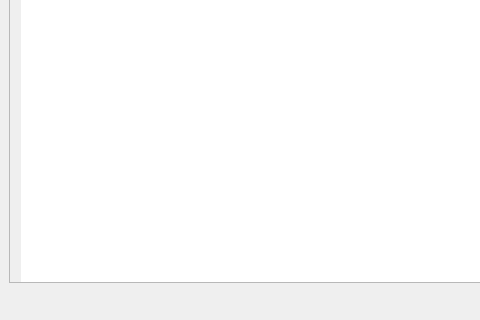
Before: the Qt Designer form MainWindow.ui in MichaelCook/QtProgress, drawn with Qt 5; both pictures show x 0 to 480 and y 523 to 843 of the 984 by 843 pixel window.
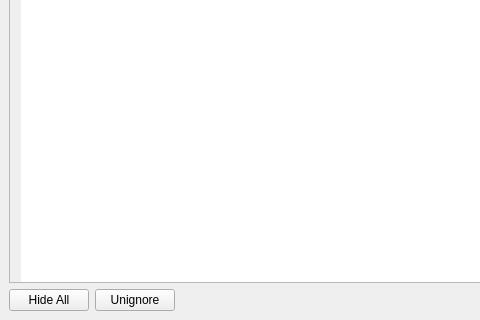
After: the same form once the commit is applied.

```diff
--- a/MainWindow.ui
+++ b/MainWindow.ui
@@ -235,6 +235,20 @@
       </item>
       <item>
        <layout class="QHBoxLayout" name="horizontalLayout">
+        <item>
+         <widget class="QPushButton" name="pushButton_hide">
+          <property name="text">
+           <string>Hide All</string>
+          </property>
+         </widget>
+        </item>
+        <item>
+         <widget class="QPushButton" name="pushButton_unignore">
+          <property name="text">
+           <string>Unignore</string>
+          </property>
+         </widget>
+        </item>
         <item>
          <spacer name="horizontalSpacer">
           <property name="orientation">
```
Left out of the diff: 2 changed lines with no effect on the pictures.
